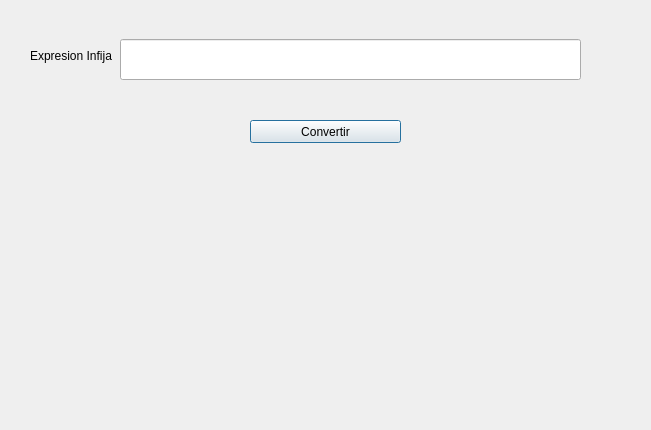
Old version of the form ui/Aplicaciones.ui in the repository 71206leo-wq/ListaEnlazadaSimple.
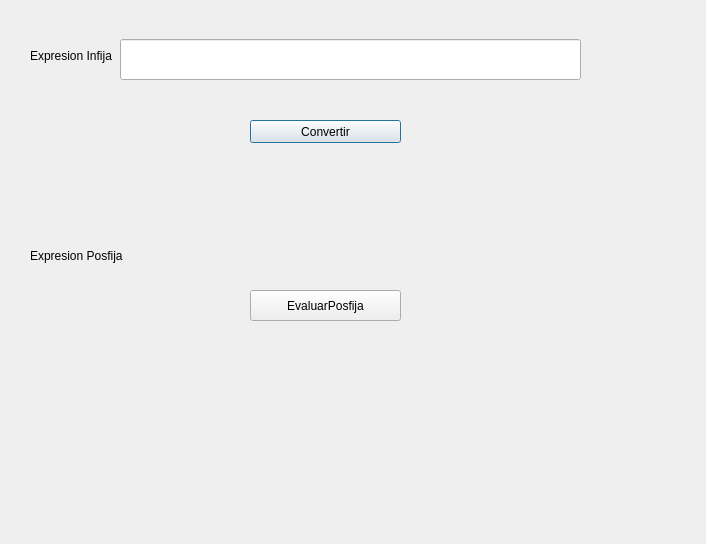
New version of the form.

```diff
--- a/ui/Aplicaciones.ui
+++ b/ui/Aplicaciones.ui
@@ -6,8 +6,8 @@
    <rect>
     <x>0</x>
     <y>0</y>
-    <width>651</width>
-    <height>430</height>
+    <width>706</width>
+    <height>544</height>
    </rect>
   </property>
   <property name="windowTitle">
@@ -52,10 +52,49 @@
   <widget class="QLabel" name="lbl_resultado">
    <property name="geometry">
     <rect>
-     <x>20</x>
-     <y>200</y>
-     <width>561</width>
-     <height>171</height>
+     <x>10</x>
+     <y>160</y>
+     <width>631</width>
+     <height>71</height>
+    </rect>
+   </property>
+   <property name="text">
+    <string/>
+   </property>
+  </widget>
+  <widget class="QPushButton" name="btn_evaluar">
+   <property name="geometry">
+    <rect>
+     <x>250</x>
+     <y>290</y>
+     <width>151</width>
+     <height>31</height>
+    </rect>
+   </property>
+   <property name="text">
+    <string>EvaluarPosfija</string>
+   </property>
+  </widget>
+  <widget class="QLabel" name="label_2">
+   <property name="geometry">
+    <rect>
+     <x>30</x>
+     <y>240</y>
+     <width>101</width>
+     <height>31</height>
+    </rect>
+   </property>
+   <property name="text">
+    <string>Expresion Posfija</string>
+   </property>
+  </widget>
+  <widget class="QLabel" name="lbl_resultado2">
+   <property name="geometry">
+    <rect>
+     <x>16</x>
+     <y>370</y>
+     <width>671</width>
+     <height>121</height>
     </rect>
    </property>
    <property name="text">
```
